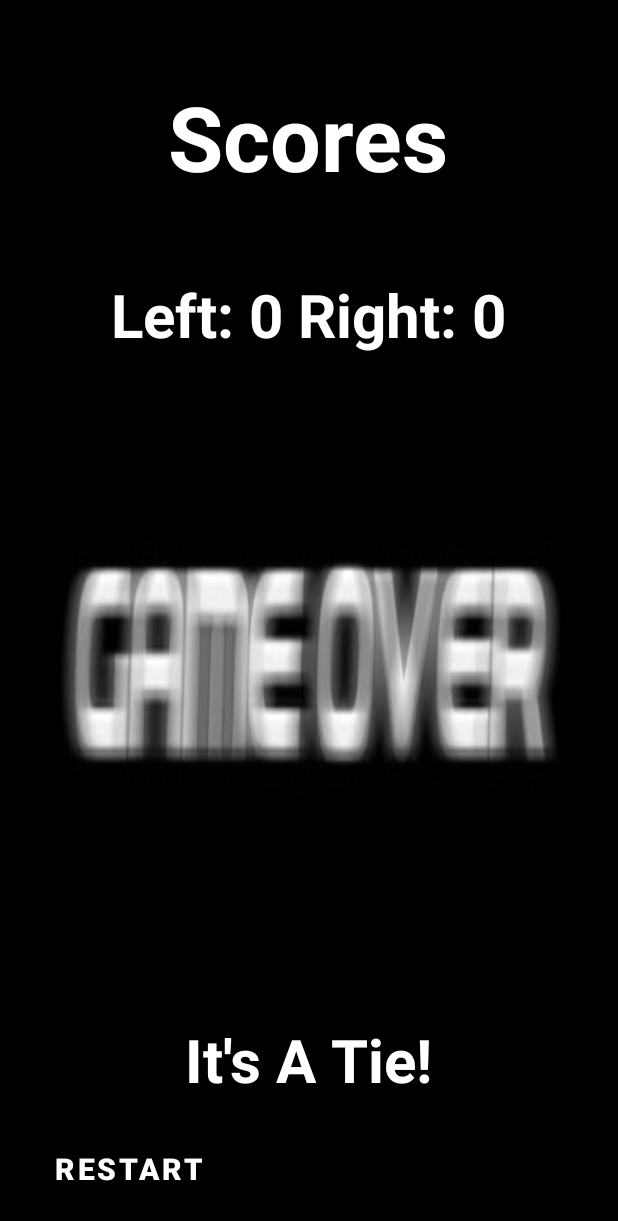
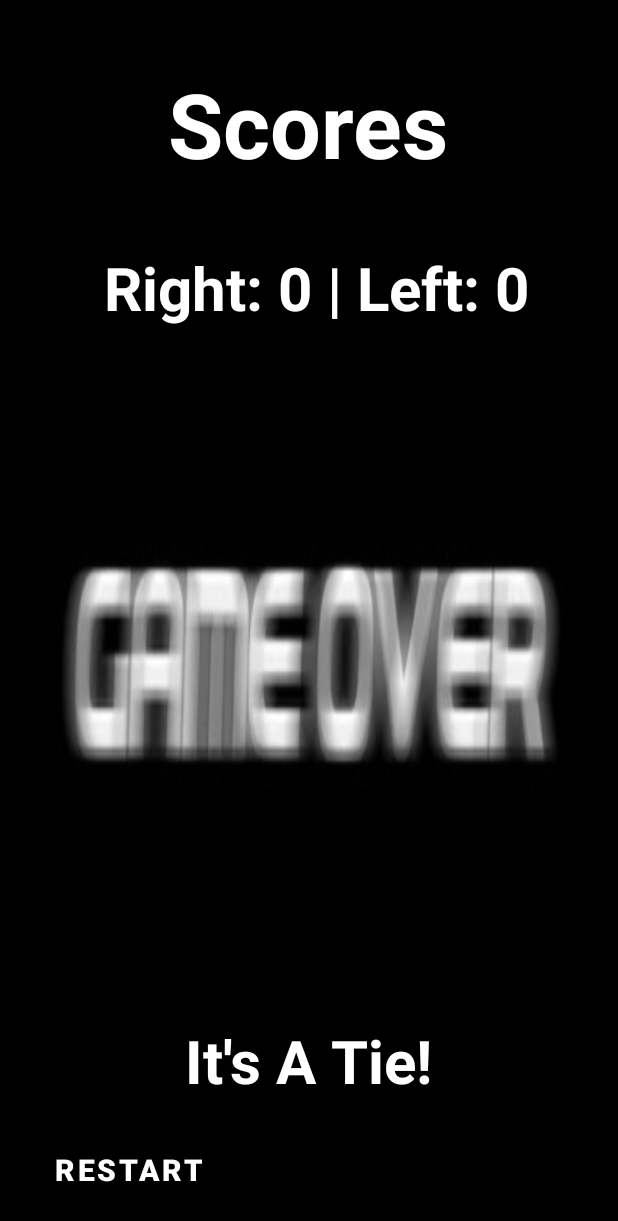
Before and after one commit to Paznah123/CardsGame, an Android app: the WinnerActivity screen opened directly, with no data from a screen before it, on a phone screen of 412 x 824 dp. Shown: the top 1221 px of the screen. Run offline under Robolectric (Android 15) with nearby library versions, the phone set to English and light mode, and no system bars.

Commit message:
1.fixed issues with multiple play button clicks 2.missing left card fixed

```diff
--- a/app/src/main/java/com/example/cardsgame/WinnerActivity.java
+++ b/app/src/main/java/com/example/cardsgame/WinnerActivity.java
@@ -17,8 +17,7 @@ import android.widget.TextView;
 public class WinnerActivity extends AppCompatActivity {
 
 
-    TextView winner_TXT_leftScore;
-    TextView winner_TXT_rightScore;
+    TextView winner_LBL_score;
     TextView winnerMsg;
 
     Button restart;
@@ -39,12 +38,8 @@ public class WinnerActivity extends AppCompatActivity {
         int leftScore = intent.getIntExtra("leftScore",0);
         int rightScore = intent.getIntExtra("rightScore",0);
 
-
-        winner_TXT_rightScore = findViewById(R.id.winner_TXT_rightFinalScore);
-        winner_TXT_leftScore = findViewById(R.id.winner_TXT_leftFinalScore);
-
-        winner_TXT_rightScore.setText("Right: "+ rightScore);
-        winner_TXT_leftScore.setText("Left: "+ leftScore);
+        winner_LBL_score = findViewById(R.id.winner_TXT_rightFinalScore);
+        winner_LBL_score.setText("Right: "+ rightScore + " | "+ "Left: "+ leftScore);
 
         winnerMsg = findViewById(R.id.winner_TXT_theWinnerIs);
         winnerMsg.setText(getGameWinner(leftScore, rightScore));
@@ -57,9 +52,16 @@ public class WinnerActivity extends AppCompatActivity {
             public void onClick(View v) {
                 Intent myIntent = new Intent(WinnerActivity.this,MainActivity.class);
                 startActivity(myIntent);
+                mp.reset();
                 finish();
             }
         });
+    }
+
+    @Override
+    protected void onStop() {
+        super.onStop();
+        //handler.removeCallbacks(runnable);
     }
 
     String getGameWinner(int leftScore, int rightScore){
--- a/app/src/main/res/layout/activity_main.xml
+++ b/app/src/main/res/layout/activity_main.xml
@@ -54,6 +54,7 @@
             android:layout_width="160dp"
             android:layout_height="160dp"
             android:layout_centerVertical="true"
+            android:layout_alignParentLeft="true"
             app:srcCompat="@drawable/backcard"/>
 
         <ImageView
--- a/app/src/main/res/layout/activity_winner2.xml
+++ b/app/src/main/res/layout/activity_winner2.xml
@@ -62,7 +62,7 @@
     <RelativeLayout
         android:layout_width="match_parent"
         android:layout_height="0dp"
-        android:layout_weight="0.3"
+        android:layout_weight="0.4"
         android:orientation="horizontal">
     <Button
         android:id="@+id/winner_BTN_restart"
```
Also changed, not shown: app/src/main/java/com/example/cardsgame/MainActivity.java (+25 -16 lines).
